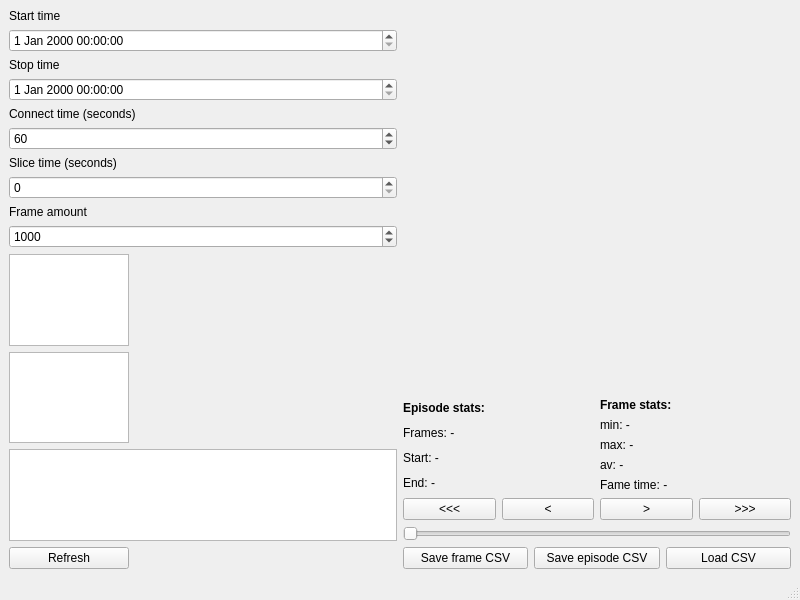
Qt form server/database_scroll/mainwindow.ui (GiteZz/Thermal-sensor-localisation) before a commit.
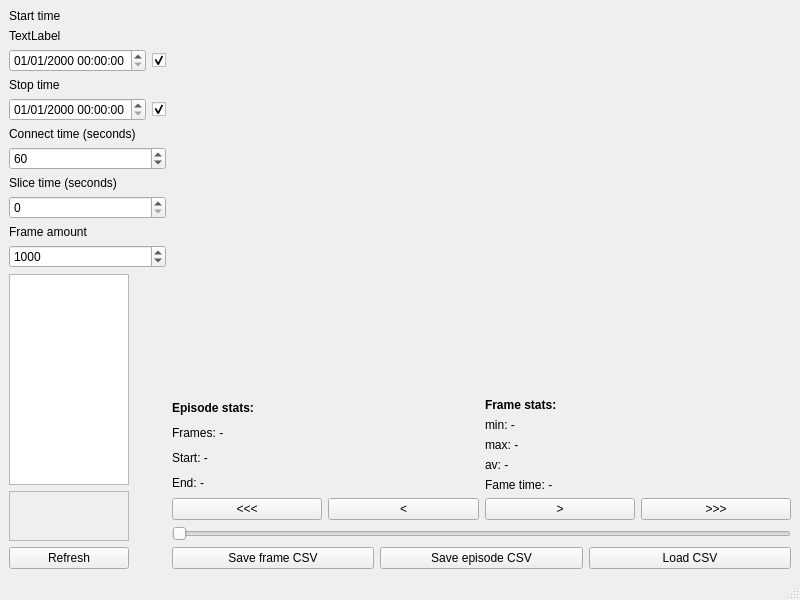
The same form after that commit.

```diff
--- a/server/database_scroll/mainwindow.ui
+++ b/server/database_scroll/mainwindow.ui
@@ -195,7 +195,32 @@
          </widget>
         </item>
         <item>
-         <widget class="QDateTimeEdit" name="startTimeEdit"/>
+         <widget class="QLabel" name="label_3">
+          <property name="text">
+           <string>TextLabel</string>
+          </property>
+         </widget>
+        </item>
+        <item>
+         <layout class="QHBoxLayout" name="horizontalLayout_2">
+          <item>
+           <widget class="QDateTimeEdit" name="startTimeEdit">
+            <property name="displayFormat">
+             <string>dd/MM/yyyy HH:mm:ss</string>
+            </property>
+           </widget>
+          </item>
+          <item>
+           <widget class="QCheckBox" name="ignoreStartCheckbox">
+            <property name="text">
+             <string/>
+            </property>
+            <property name="checked">
+             <bool>true</bool>
+            </property>
+           </widget>
+          </item>
+         </layout>
         </item>
         <item>
          <widget class="QLabel" name="stopLabel">
@@ -205,7 +230,25 @@
          </widget>
         </item>
         <item>
-         <widget class="QDateTimeEdit" name="stopTimeEdit"/>
+         <layout class="QHBoxLayout" name="horizontalLayout_3">
+          <item>
+           <widget class="QDateTimeEdit" name="stopTimeEdit">
+            <property name="displayFormat">
+             <string>dd/MM/yyyy HH:mm:ss</string>
+            </property>
+           </widget>
+          </item>
+          <item>
+           <widget class="QCheckBox" name="ignoreStopCheckbox">
+            <property name="text">
+             <string/>
+            </property>
+            <property name="checked">
+             <bool>true</bool>
+            </property>
+           </widget>
+          </item>
+         </layout>
         </item>
         <item>
          <widget class="QLabel" name="connectLabel">
@@ -262,21 +305,48 @@
          </widget>
         </item>
         <item>
-         <widget class="QListWidget" name="sensorList">
+         <widget class="QFrame" name="frame">
+          <property name="minimumSize">
+           <size>
+            <width>50</width>
+            <height>50</height>
+           </size>
+          </property>
           <property name="maximumSize">
            <size>
             <width>120</width>
             <height>16777215</height>
            </size>
           </property>
-          <property name="toolTip">
-           <string>zero to alway connect</string>
+          <property name="frameShape">
+           <enum>QFrame::StyledPanel</enum>
           </property>
+          <property name="frameShadow">
+           <enum>QFrame::Sunken</enum>
+          </property>
+          <layout class="QVBoxLayout" name="verticalLayout_3">
+           <property name="leftMargin">
+            <number>0</number>
+           </property>
+           <property name="topMargin">
+            <number>0</number>
+           </property>
+           <property name="rightMargin">
+            <number>0</number>
+           </property>
+           <property name="bottomMargin">
+            <number>0</number>
+           </property>
+           <item>
+            <layout class="QVBoxLayout" name="sourcesVLayout">
+             <property name="spacing">
+              <number>0</number>
+             </property>
+            </layout>
+           </item>
+          </layout>
          </widget>
         </item>
-        <item>
-         <widget class="QListWidget" name="csvList"/>
-        </item>
         <item>
          <widget class="QPushButton" name="refreshButton">
           <property name="maximumSize">
```
